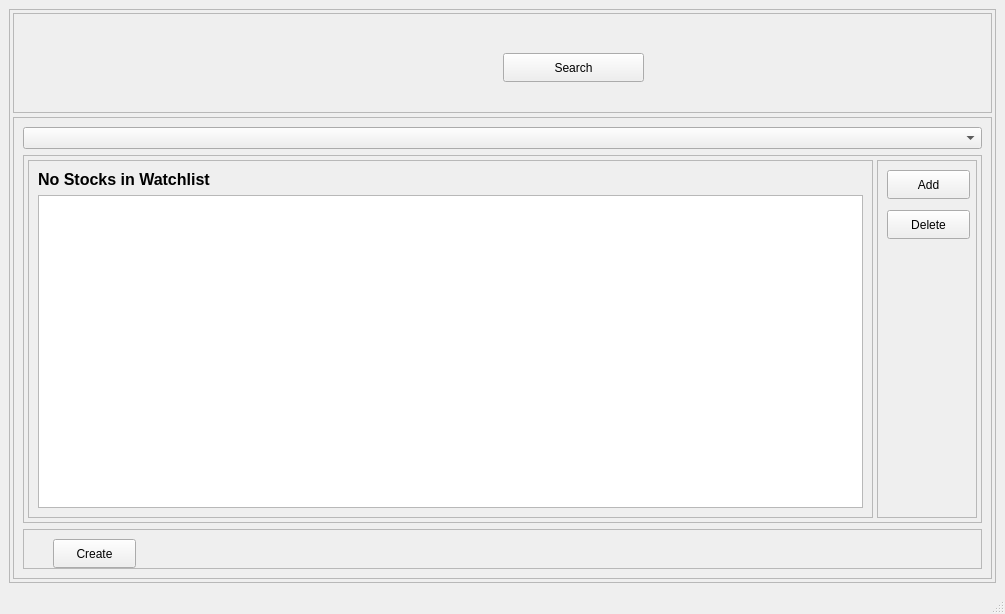
The window that UIFiles/watchlists.ui (ShubhamMandavkar/TYLiveProjectt-StockAutomationSystem) describes before a commit, drawn with Qt 5.
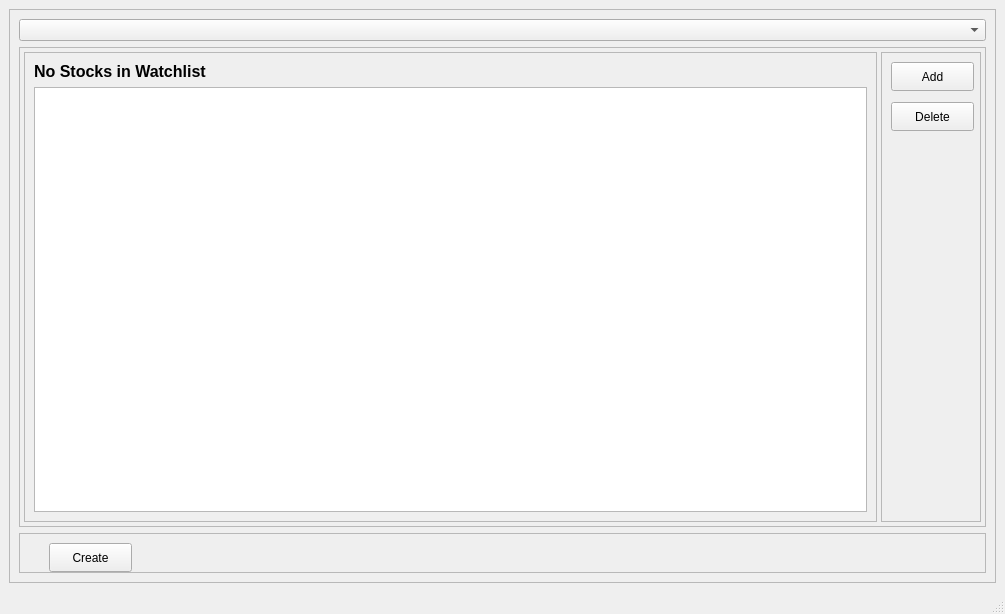
The same window after the commit.

Commit message: changed ui files- remove the navigation panel from all pages except home page

Diff of the .ui file:
```diff
--- a/UIFiles/watchlists.ui
+++ b/UIFiles/watchlists.ui
@@ -16,65 +16,6 @@
   <widget class="QWidget" name="centralwidget">
    <layout class="QHBoxLayout" name="horizontalLayout">
     <item>
-     <widget class="QFrame" name="frame_2">
-      <property name="frameShape">
-       <enum>QFrame::StyledPanel</enum>
-      </property>
-      <property name="frameShadow">
-       <enum>QFrame::Raised</enum>
-      </property>
-      <layout class="QVBoxLayout" name="verticalLayout">
-       <property name="spacing">
-        <number>4</number>
-       </property>
-       <property name="leftMargin">
-        <number>3</number>
-       </property>
-       <property name="topMargin">
-        <number>3</number>
-       </property>
-       <property name="rightMargin">
-        <number>3</number>
-       </property>
-       <property name="bottomMargin">
-        <number>3</number>
-       </property>
-       <item>
-        <widget class="QFrame" name="frame">
-         <property name="minimumSize">
-          <size>
-           <width>0</width>
-           <height>100</height>
-          </size>
-         </property>
-         <property name="maximumSize">
-          <size>
-           <width>16777215</width>
-           <height>100</height>
-          </size>
-         </property>
-         <property name="frameShape">
-          <enum>QFrame::StyledPanel</enum>
-         </property>
-         <property name="frameShadow">
-          <enum>QFrame::Raised</enum>
-         </property>
-         <widget class="QPushButton" name="btnSearch">
-          <property name="geometry">
-           <rect>
-            <x>490</x>
-            <y>40</y>
-            <width>141</width>
-            <height>29</height>
-           </rect>
-          </property>
-          <property name="text">
-           <string>Search</string>
-          </property>
-         </widget>
-        </widget>
-       </item>
-       <item>
         <widget class="QFrame" name="frame_3">
          <property name="frameShape">
           <enum>QFrame::StyledPanel</enum>
@@ -229,9 +170,6 @@
               <string>Create</string>
              </property>
             </widget>
-           </widget>
-          </item>
-         </layout>
         </widget>
        </item>
       </layout>
```
Lines whose indentation alone changed are shown as unchanged. The commit also changes 14 other files.
